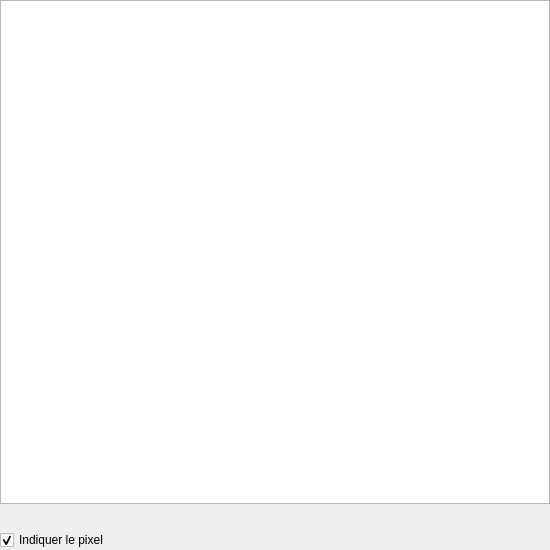
Before: the Qt Designer form q3D2DDisplayImgDlg.ui in IdeGelis/q3D2D, drawn with Qt 5.
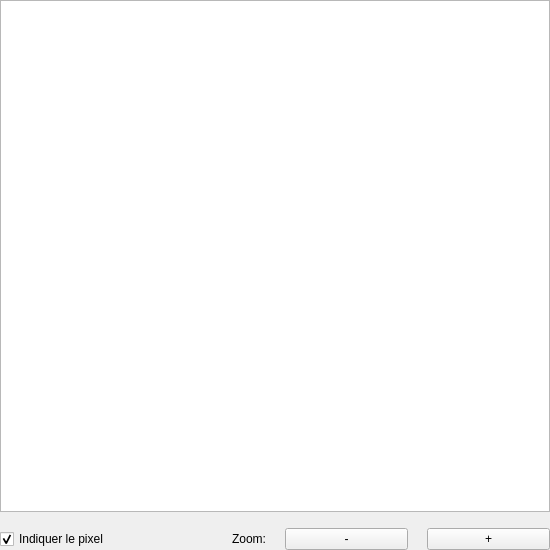
After: the same form once the commit is applied.

What changed in the file:
```diff
--- a/q3D2DDisplayImgDlg.ui
+++ b/q3D2DDisplayImgDlg.ui
@@ -13,7 +13,7 @@
   <property name="windowTitle">
    <string>Dialog</string>
   </property>
-  <widget class="QWidget" name="">
+  <widget class="QWidget" name="layoutWidget">
    <property name="geometry">
     <rect>
      <x>0</x>
@@ -23,17 +23,19 @@
     </rect>
    </property>
    <layout class="QGridLayout" name="gridLayout">
-    <item row="0" column="0" colspan="2">
-     <widget class="QGraphicsView" name="graphicsView">
-      <property name="mouseTracking">
-       <bool>true</bool>
-      </property>
-     </widget>
-    </item>
-    <item row="2" column="1">
-     <widget class="QLabel" name="label">
+    <property name="horizontalSpacing">
+     <number>19</number>
+    </property>
+    <property name="verticalSpacing">
+     <number>1</number>
+    </property>
+    <item row="2" column="3">
+     <widget class="QPushButton" name="zoom_in">
       <property name="text">
-       <string/>
+       <string>+</string>
+      </property>
+      <property name="autoDefault">
+       <bool>false</bool>
       </property>
      </widget>
     </item>
@@ -54,6 +56,33 @@
       </property>
      </widget>
     </item>
+    <item row="2" column="2">
+     <widget class="QPushButton" name="zoom_out">
+      <property name="text">
+       <string>-</string>
+      </property>
+      <property name="autoDefault">
+       <bool>false</bool>
+      </property>
+     </widget>
+    </item>
+    <item row="2" column="1">
+     <widget class="QLabel" name="label">
+      <property name="text">
+       <string>Zoom:</string>
+      </property>
+      <property name="alignment">
+       <set>Qt::AlignRight|Qt::AlignTrailing|Qt::AlignVCenter</set>
+      </property>
+     </widget>
+    </item>
+    <item row="0" column="0" colspan="4">
+     <widget class="QGraphicsView" name="graphicsView">
+      <property name="mouseTracking">
+       <bool>true</bool>
+      </property>
+     </widget>
+    </item>
    </layout>
   </widget>
  </widget>
```
